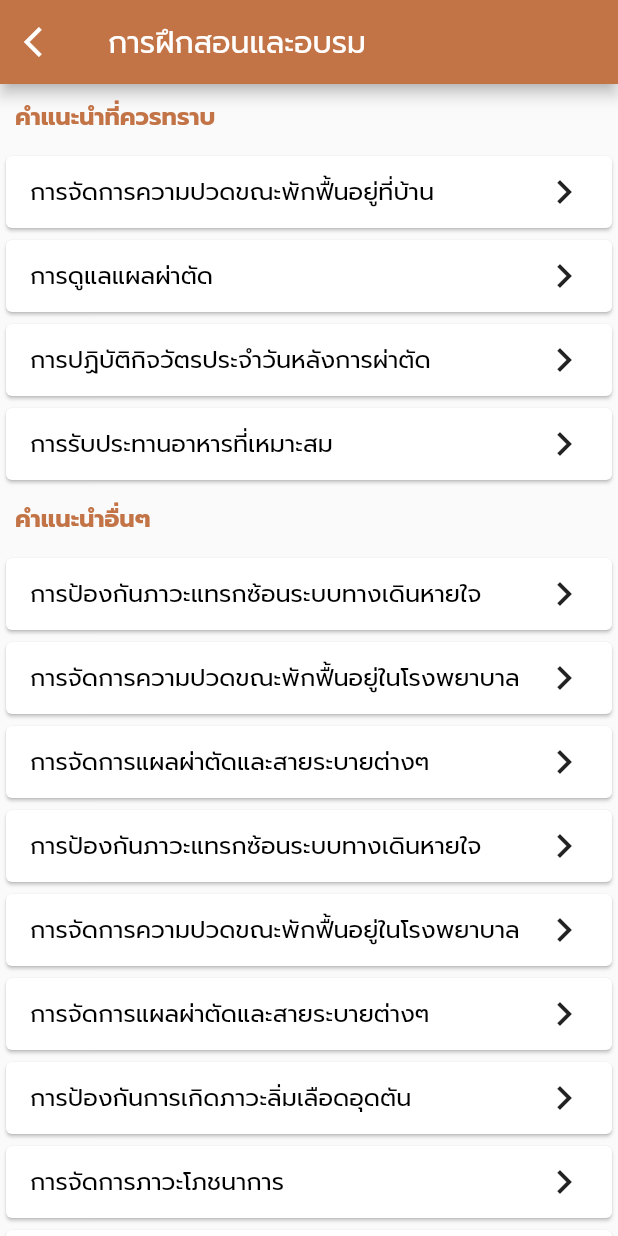
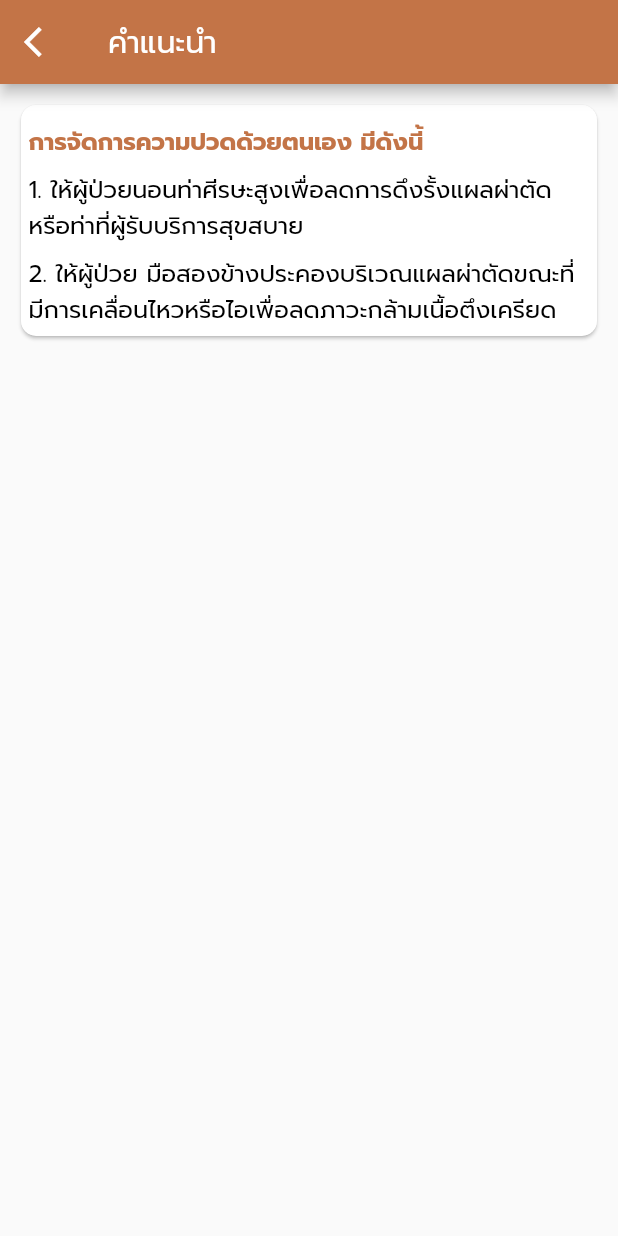
Before and after one commit to LaCare-KMUTT/AbdoCare, a Flutter app: the PostOpHomeTrainingPage screen opened directly, after a tap on "การจัดการความปวดขณะพักฟื้นอยู่ในโรงพยาบา", on a phone screen of 412 x 824 dp. Run offline on Flutter 3.47's test engine with Material 2 defaults, Android fonts, the phone set to English and light mode, and no system bars; our stand-ins replace bubble, charts_flutter, cloud_firestore, firebase_auth, firebase_core, get_it and 1 more; missing offline and left inert: flutter_dialogflow; accounts and stored records are empty; statements that could not run were skipped.

Commit message:
All advice information for post-op at hospital Day0

```diff
--- a/lib/widget/post_op_home_training.dart
+++ b/lib/widget/post_op_home_training.dart
@@ -4,6 +4,8 @@ import 'training_information/post-op-home/daily_activity_advice.dart';
 import 'training_information/post-op-home/food_advice.dart';
 import 'training_information/post-op-home/pain_advice.dart';
 import 'training_information/post-op-home/surgical_incision_advice.dart';
+import 'training_information/post-op-hos-day0/drain_advice.dart';
+import 'training_information/post-op-hos-day0/pain_advice.dart';
 import 'training_information/post-op-hos-day0/respiratory_advice.dart';
 
 class PostOpHomeTrainingPage extends StatefulWidget {
@@ -18,7 +20,13 @@ class _PostOpHomeTrainingPageState extends State<PostOpHomeTrainingPage> {
   void detailpage(int number) {
     if (number == 1) {
       Navigator.push(context,
-          MaterialPageRoute(builder: (context) => RespiratoryAdvice()));
+          MaterialPageRoute(builder: (context) => RespiratoryAdviceDay0()));
+    } else if (number == 2) {
+      Navigator.push(
+          context, MaterialPageRoute(builder: (context) => PainAdviceDay0()));
+    } else if (number == 3) {
+      Navigator.push(
+          context, MaterialPageRoute(builder: (context) => DrainAdviceDay0()));
     } else if (number == 15) {
       Navigator.push(
           context, MaterialPageRoute(builder: (context) => PainAdvice()));
--- a/lib/widget/show_dashboard.dart
+++ b/lib/widget/show_dashboard.dart
@@ -66,7 +66,7 @@ class _ShowDashboardState extends State<ShowDashboard> {
       barColor: charts.ColorUtil.fromDartColor(Colors.pinkAccent),
     ),
     SubscriberSeries(
-      topic: "การล้างหน้า หวีผม \nแปลงฟัน",
+      topic: "การล้างหน้า หวีผม \nแปรงฟัน",
       point: 3,
       barColor: charts.ColorUtil.fromDartColor(Colors.pinkAccent),
     )
--- /dev/null
+++ b/lib/widget/training_information/post-op-hos-day0/pain_advice.dart
@@ -0,0 +1,62 @@
+// Pain advice
+// Post-op @ Hospital Day 0
+import 'package:flutter/material.dart';
+
+class PainAdviceDay0 extends StatelessWidget {
+  @override
+  Widget build(BuildContext context) => Scaffold(
+      appBar: AppBar(
+        title: Text("คำแนะนำ"),
+        leading: IconButton(
+          icon: const Icon(
+            Icons.arrow_back_ios,
+          ),
+          tooltip: 'กลับ',
+          onPressed: () {
+            Navigator.pop(context);
+          },
+        ),
+      ),
+      body: Container(
+        child: ListView(
+          children: [
+            Padding(
+              padding: const EdgeInsets.all(10.0),
+              child: Card(
+                shape: RoundedRectangleBorder(
+                  borderRadius: BorderRadius.circular(10.0),
+                ),
+                child: Padding(
+                  padding: const EdgeInsets.all(5.0),
+                  child: Column(
+                    children: [
+                      Column(
+                        crossAxisAlignment: CrossAxisAlignment.stretch,
+                        children: [
+                          Padding(
+                            padding: const EdgeInsets.only(top: 8),
+                            child: Text('การจัดการความปวดด้วยตนเอง มีดังนี้'),
+                          ),
+                          Padding(
+                            padding: const EdgeInsets.only(top: 8),
+                            child: Text('''
+1. ให้ผู้ป่วยนอนท่าศีรษะสูงเพื่อลดการดึงรั้งแผลผ่าตัดหรือท่าที่ผู้รับบริการสุขสบาย''',
+                                style: Theme.of(context).textTheme.bodyText1),
+                          ),
+                          Padding(
+                            padding: const EdgeInsets.only(top: 8),
+                            child: Text('''
+2. ให้ผู้ป่วย มือสองข้างประคองบริเวณแผลผ่าตัดขณะที่มีการเคลื่อนไหวหรือไอเพื่อลดภาวะกล้ามเนื้อตึงเครียด''',
+                                style: Theme.of(context).textTheme.bodyText1),
+                          ),
+                        ],
+                      ),
+                    ],
+                  ),
+                ),
+              ),
+            ),
+          ],
+        ),
+      ));
+}
--- a/lib/widget/training_information/post-op-hos-day0/respiratory_advice.dart
+++ b/lib/widget/training_information/post-op-hos-day0/respiratory_advice.dart
@@ -2,7 +2,7 @@
 // Post-op @ Hospital Day 0
 import 'package:flutter/material.dart';
 
-class RespiratoryAdvice extends StatelessWidget {
+class RespiratoryAdviceDay0 extends StatelessWidget {
   @override
   Widget build(BuildContext context) => Scaffold(
       appBar: AppBar(
```
Also changed, not shown: lib/widget/evaluation_form/post-op-home/surgical_incision_form.dart (+36 -36 lines), lib/widget/training_information/post-op-hos-day0/drain_advice.dart (added, +75 -0 lines).
